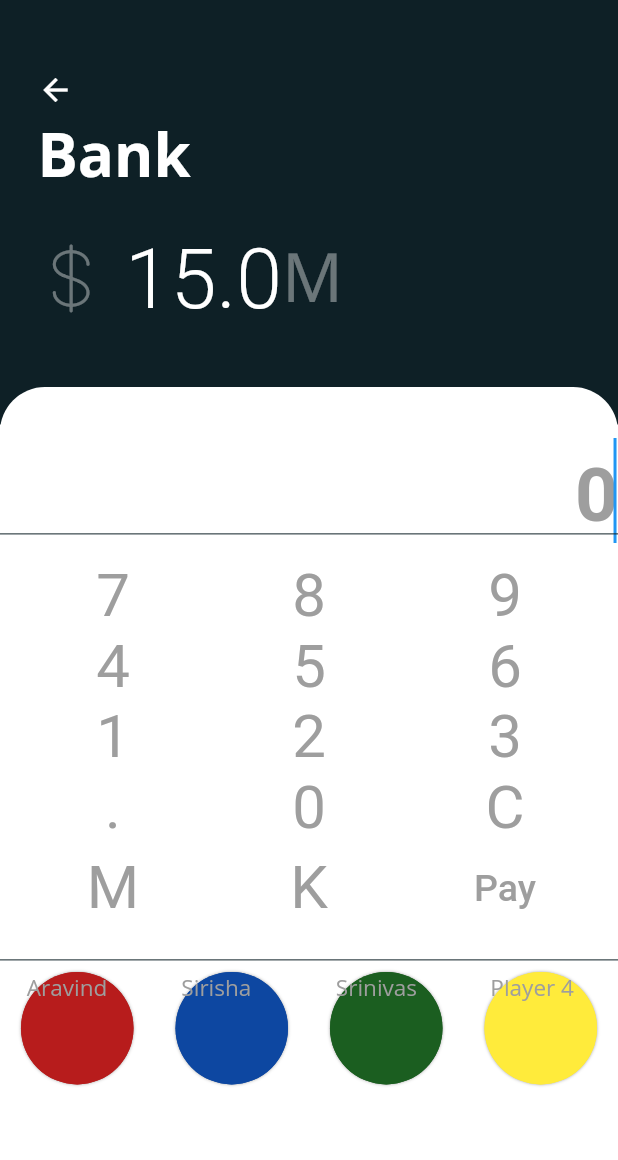
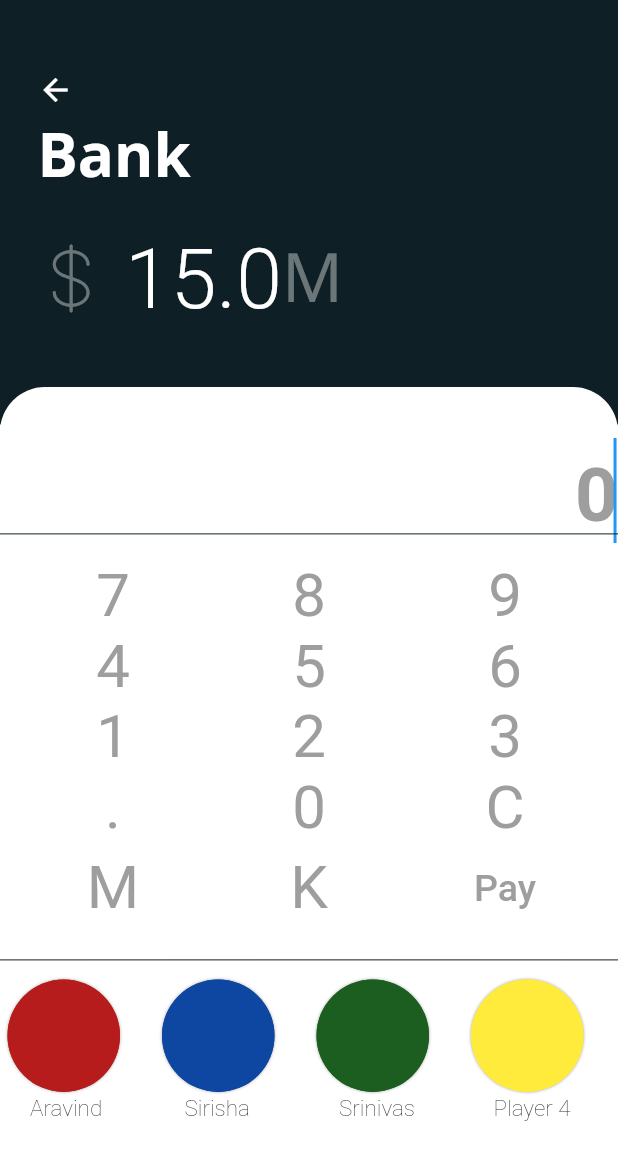
Before and after one commit to sraodev/flutter-monopoly, a Flutter app: the screen it shows after launch, after a tap on "Bank", on a phone screen of 412 x 824 dp. Shown: the top 1160 px of the screen. Run offline on Flutter 3.47's test engine with Material 2 defaults, Android fonts, the phone set to English and light mode, and no system bars; our stand-ins replace bloc, equatable, firebase_auth, firebase_database, flutter_colorpicker, flutter_inner_drawer and 3 more; accounts and stored records are empty; Roboto replaces fonts that are missing (Avenir); project files that could hold a hidden picture were left out.

Commit message:
Added labelName to the PayCard profile in the card details page

```diff
--- a/lib/src/pages/monopoly_card_details_page.dart
+++ b/lib/src/pages/monopoly_card_details_page.dart
@@ -299,6 +299,8 @@ class _MonopolyCardDetailPageState extends State<MonopolyCardDetailPage> {
         calculateValue();
         savedLastValue = false;
       } else if (identical(_redCardKey, key)) {
+        _currentValues.clear();
+        _currentValues.add('15000');
         calculateValue();
         savedLastValue = false;
       }else if (identical(_blueCardKey, key)) {
@@ -311,7 +313,6 @@ class _MonopolyCardDetailPageState extends State<MonopolyCardDetailPage> {
         calculateValue();
         savedLastValue = false;
       }
-
     });
   }
 
@@ -407,6 +408,14 @@ class _MonopolyCardDetailPageState extends State<MonopolyCardDetailPage> {
         key: cardKey,
         onKeyTap: onKeyTapped,
       child: Container(
+        color: Colors.white,
+        padding: EdgeInsets.all(5),
+        child: Column(
+            crossAxisAlignment: CrossAxisAlignment.start,
+            children: <Widget>[
+              Row(crossAxisAlignment: CrossAxisAlignment.center, children: <
+                  Widget>[
+                Container(
                   decoration: BoxDecoration(
                       borderRadius: BorderRadius.circular(100.0),
                       color: plants[cardIndex].color,
@@ -422,44 +431,49 @@ class _MonopolyCardDetailPageState extends State<MonopolyCardDetailPage> {
                         decoration: BoxDecoration(
                           borderRadius: BorderRadius.circular(100),
                           color: plants[cardIndex].color,
-//                  color: (widget.showIndex == index)
-//                      ? AppColors.mainColor
-//                      : AppColors.secondColor,
                         ),
 
                         height: 75.0,
                         width: 75.0,
+                      )
+                    ],
                   ),
-              RichText(
+                ),
+              ]
+              ),
+              Row(crossAxisAlignment: CrossAxisAlignment.center, children: <
+                  Widget>[
+                Container(
+                  padding: EdgeInsets.fromLTRB(15, 2, 0, 0),
+                  child : RichText(
                       text: TextSpan(
                         // set the default style for the children TextSpans
                           children: [
                             TextSpan(
                                 style: TextStyle(
-                                    fontSize: 25,
+                                    fontSize: 15,
                                     fontWeight: FontWeight.w100,
-                                    color: Colors.white),
+                                    color: Colors.black),
                                 children: <InlineSpan>[
                                   TextSpan(
-                                      text: ""),//' ${widget.plants[cardIndex].name}'),
-                                  WidgetSpan(
-                                    //padding: EdgeInsets.all(8.0),
-                                    alignment: PlaceholderAlignment.middle,
-                                    child: Text(' ${widget.plants[cardIndex].name}',
-                                        style: TextStyle(
-                                            fontSize: 15,
-                                            fontWeight: FontWeight.normal,
-                                            color: Colors.grey)),
-                                  ),
+                                      text: '${widget.plants[cardIndex].name}'),//' ${widget.plants[cardIndex].name}'),
+//                                WidgetSpan(
+//                                  //padding: EdgeInsets.all(8.0),
+//                                  alignment: PlaceholderAlignment.middle,
+//                                  child: Text(' ${widget.plants[cardIndex].name}',
+//                                      style: TextStyle(
+//                                          fontSize: 15,
+//                                          fontWeight: FontWeight.normal,
+//                                          color: Colors.grey)),
+//                                ),
                                 ]),
                           ])),
-
-
-            ],
                 ),
-
-        )
-
+              ]
+              ),
+            ]
+        ),
+      ),
 
     );
   }
```
Also changed, not shown: 1 other file. Lines whose indentation alone changed are shown as unchanged.
